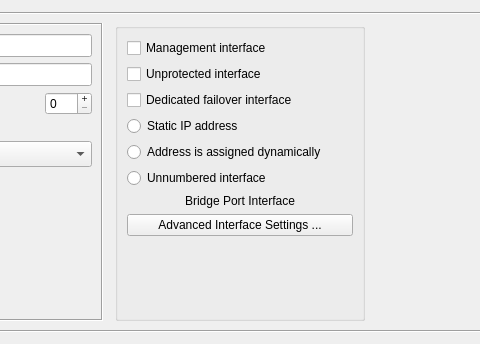
This is src/firewallfabrik/gui/ui/interfacedialog_q.ui in Linuxfabrik/firewallfabrik as Qt 5 draws it before an edit; both pictures show x 270 to 750 and y 0 to 344 of the 1017 by 344 pixel window. The edited form follows.
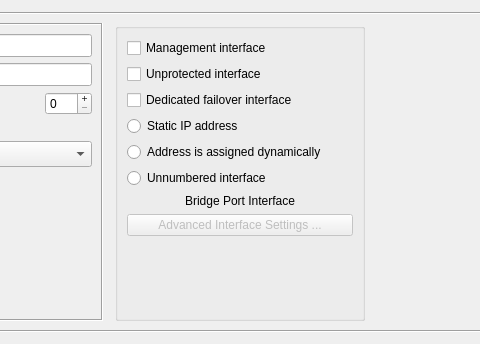
This is the edited form. Custom widgets are drawn as their Qt base class.

What changed in the file:
```diff
--- a/src/firewallfabrik/gui/ui/interfacedialog_q.ui
+++ b/src/firewallfabrik/gui/ui/interfacedialog_q.ui
@@ -339,6 +339,9 @@
          </item>
          <item>
           <widget class="QPushButton" name="advancedconfig">
+           <property name="enabled">
+            <bool>false</bool>
+           </property>
            <property name="text">
             <string>Advanced Interface Settings ...</string>
            </property>
```
